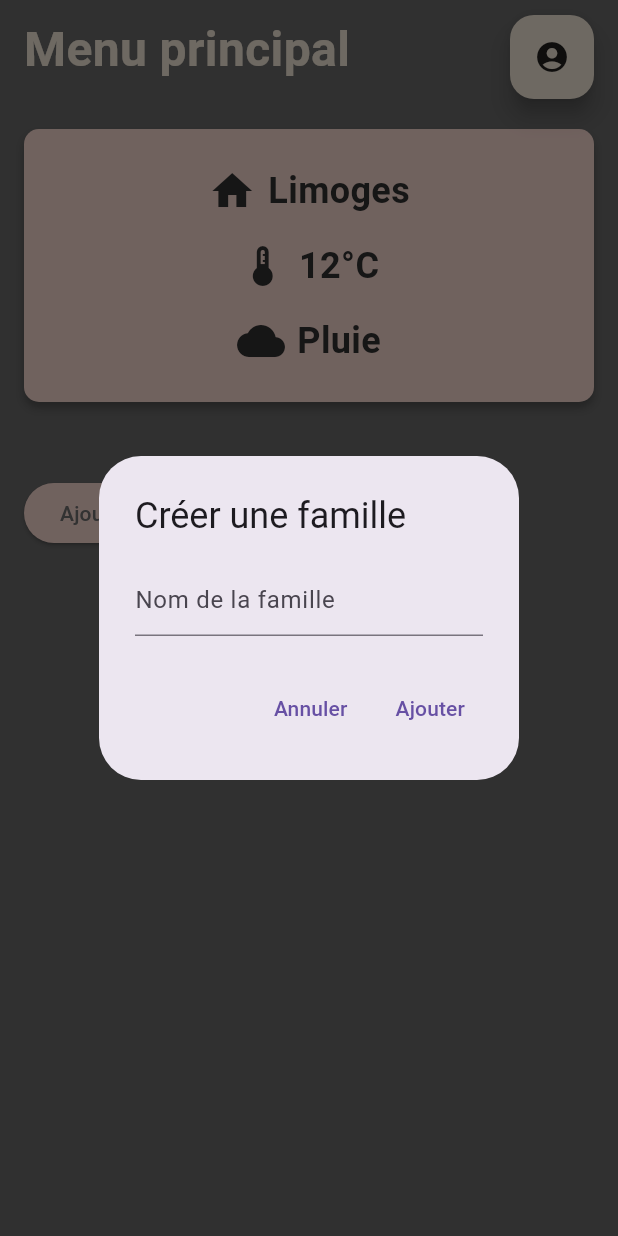
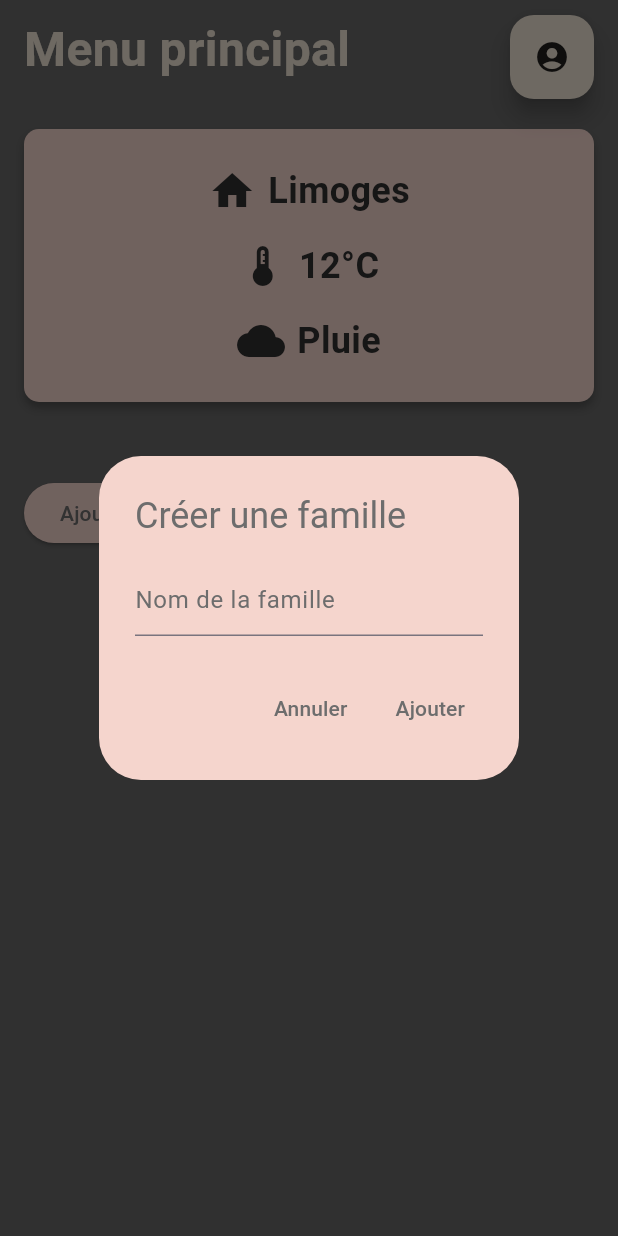
Before and after one commit to GalDen01/SAE-Planificateur-familial, a Flutter app: the screen it shows after launch, after a tap on "Ajouter une famille", on a phone screen of 412 x 824 dp. Run offline on Flutter 3.47's test engine with Material 3 defaults, Android fonts, the phone set to English and light mode, and no system bars; generated files the repository leaves out were written again.

Commit message:
ajout des
la DA sur le bouton de création de famille

```diff
--- a/flutter_application_1/lib/src/widgets/family_add_button.dart
+++ b/flutter_application_1/lib/src/widgets/family_add_button.dart
@@ -21,17 +21,23 @@ class FamilyAddButton extends StatelessWidget {
           builder: (context) {
             final TextEditingController controller = TextEditingController();
             return AlertDialog(
-              title: const Text('Créer une famille'),
+              backgroundColor: backgroundColor,
+              title: Text('Créer une famille',style: TextStyle(color: textColor)),
               content: TextField(
                 controller: controller,
-                decoration: const InputDecoration(
+                decoration:  InputDecoration(
                   hintText: 'Nom de la famille',
+                  hintStyle: TextStyle(color: textColor),
                 ),
               ),
               actions: [
                 TextButton(
                   onPressed: () => Navigator.pop(context),
-                  child: const Text('Annuler'),
+                  style: TextButton.styleFrom(
+                    foregroundColor: textColor, // Change la couleur du texte
+                    backgroundColor: backgroundColor, // Change la couleur de fond du bouton
+                  ),
+                  child: Text('Annuler', style: TextStyle(color: textColor)),
                 ),
                 TextButton(
                   onPressed: () {
@@ -41,7 +47,11 @@ class FamilyAddButton extends StatelessWidget {
                       Navigator.pop(context);
                     }
                   },
-                  child: const Text('Ajouter'),
+                  style: TextButton.styleFrom(
+                    foregroundColor: textColor, // Change la couleur du texte
+                    backgroundColor: backgroundColor, // Change la couleur de fond du bouton
+                  ),
+                  child: Text('Ajouter', style: TextStyle(color: textColor)),
                 ),
               ],
             );
@@ -50,9 +60,9 @@ class FamilyAddButton extends StatelessWidget {
       },
       style: ElevatedButton.styleFrom(
         backgroundColor: backgroundColor, // Couleur du bouton
-        foregroundColor: textColor,      // Couleur du texte du bouton
+        foregroundColor: textColor, // Couleur du texte du bouton
       ),
-      child: const Text('Ajouter une famille'),
+      child: Text('Ajouter une famille', style: TextStyle(color: textColor)),
     );
   }
 }
```
